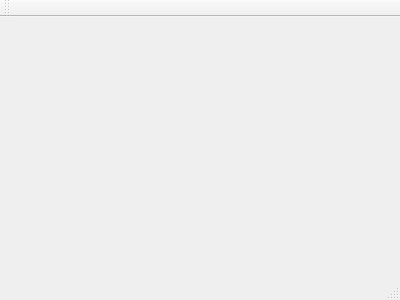
sergalb/cpp-third-term, file Copyfinder/mainwindow.ui: the form before one commit.
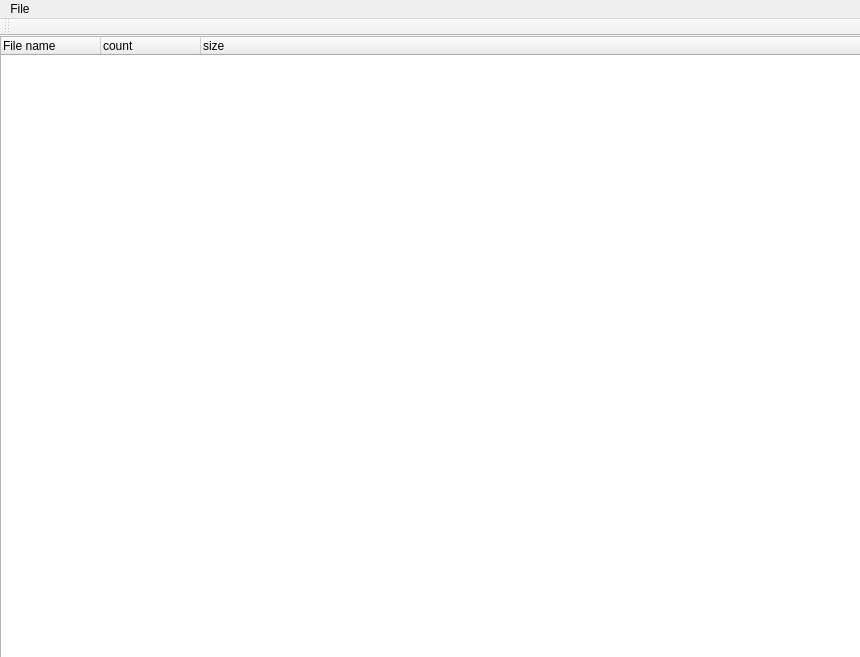
The form after the commit.

Patch:
```diff
--- a/Copyfinder/mainwindow.ui
+++ b/Copyfinder/mainwindow.ui
@@ -1,24 +1,80 @@
 <ui version="4.0">
  <class>MainWindow</class>
- <widget class="QMainWindow" name="MainWindow" >
-  <property name="geometry" >
+ <widget class="QMainWindow" name="MainWindow">
+  <property name="geometry">
    <rect>
     <x>0</x>
     <y>0</y>
-    <width>400</width>
-    <height>300</height>
+    <width>860</width>
+    <height>657</height>
    </rect>
   </property>
   <property name="windowTitle" >
    <string>MainWindow</string>
   </property>
-  <widget class="QMenuBar" name="menuBar" />
-  <widget class="QToolBar" name="mainToolBar" />
-  <widget class="QWidget" name="centralWidget" />
-  <widget class="QStatusBar" name="statusBar" />
+  <widget class="QWidget" name="centralWidget">
+   <widget class="QTreeWidget" name="treeWidget">
+    <property name="geometry">
+     <rect>
+      <x>0</x>
+      <y>0</y>
+      <width>861</width>
+      <height>651</height>
+     </rect>
+    </property>
+    <column>
+     <property name="text">
+      <string>File name</string>
+     </property>
+    </column>
+    <column>
+     <property name="text">
+      <string>count</string>
+     </property>
+    </column>
+    <column>
+     <property name="text">
+      <string>size</string>
+     </property>
+    </column>
+   </widget>
+  </widget>
+  <widget class="QMenuBar" name="menuBar">
+   <property name="geometry">
+    <rect>
+     <x>0</x>
+     <y>0</y>
+     <width>860</width>
+     <height>26</height>
+    </rect>
+   </property>
+   <widget class="QMenu" name="menuFile">
+    <property name="title">
+     <string>File</string>
+    </property>
+    <addaction name="separator"/>
+    <addaction name="actionFind_copy"/>
+   </widget>
+   <addaction name="menuFile"/>
+  </widget>
+  <widget class="QToolBar" name="toolBar">
+   <property name="windowTitle">
+    <string>toolBar</string>
+   </property>
+   <attribute name="toolBarArea">
+    <enum>TopToolBarArea</enum>
+   </attribute>
+   <attribute name="toolBarBreak">
+    <bool>false</bool>
+   </attribute>
+  </widget>
+  <action name="actionFind_copy">
+   <property name="text">
+    <string>Find copy</string>
+   </property>
+  </action>
  </widget>
- <layoutDefault spacing="6" margin="11" />
- <pixmapfunction></pixmapfunction>
+ <layoutdefault spacing="6" margin="11"/>
  <resources/>
  <connections/>
 </ui>
```
Left out of the diff: 3 changed lines with no effect on the pictures.
